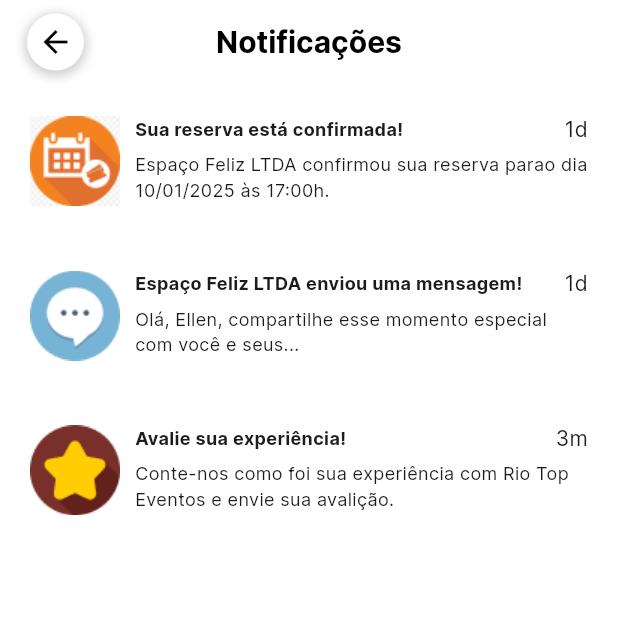
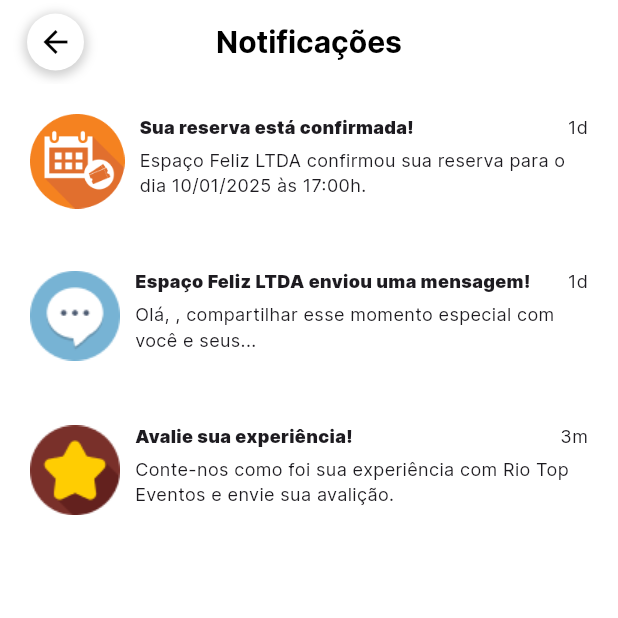
Before and after one commit to rodrigoaugusto99/git_flutter_festou, a Flutter app: the NotificacoesPage screen opened directly, on a phone screen of 412 x 824 dp, the top half of it. Run offline on Flutter 3.47's test engine with Material 3 defaults, Android fonts, the phone set to English and light mode, and no system bars; our stand-ins replace animate_do, calendar_date_picker2, carousel_slider, cloud_firestore, emoji_picker_flutter, firebase_auth and 20 more; missing offline and left inert: image_painter, search_cep, social_share, svg_flutter, validatorless; accounts and stored records are empty; generated files the repository leaves out were written again; network calls fail; project files that could hold a hidden picture were left out.

Commit message:
https://festou.atlassian.net/browse/FESTOU-157 - Ajuste da tela Notificação e em fontes

```diff
--- a/lib/src/features/space card/widgets/chat_page.dart
+++ b/lib/src/features/space card/widgets/chat_page.dart
@@ -304,8 +304,7 @@ class _ChatPageState extends State<ChatPage> {
                     child: Text(
                       snapshot.data ?? 'Usuário',
                       style: const TextStyle(
-                          fontWeight: FontWeight.w900,
-                          fontFamily: 'InterVariable'),
+                          fontWeight: FontWeight.bold, fontFamily: 'Inter'),
                       textAlign: TextAlign.center,
                       overflow: TextOverflow.ellipsis,
                     ),
--- a/lib/src/features/space card/widgets/notificacoes_page.dart
+++ b/lib/src/features/space card/widgets/notificacoes_page.dart
@@ -1,4 +1,6 @@
 import 'package:flutter/material.dart';
+import 'package:git_flutter_festou/src/models/user_model.dart';
+import 'package:git_flutter_festou/src/services/user_service.dart';
 
 class NotificacoesPage extends StatelessWidget {
   const NotificacoesPage({super.key});
@@ -11,7 +13,6 @@ class NotificacoesPage extends StatelessWidget {
           padding: const EdgeInsets.only(left: 18.0),
           child: Container(
             decoration: BoxDecoration(
-                //color: Colors.white.withOpacity(0.7),
               color: Colors.white,
               shape: BoxShape.circle,
               boxShadow: [
@@ -19,7 +20,7 @@ class NotificacoesPage extends StatelessWidget {
                   color: Colors.grey.withOpacity(0.5),
                   spreadRadius: 2,
                   blurRadius: 5,
-                    offset: const Offset(0, 2), // changes position of shadow
+                  offset: const Offset(0, 2),
                 ),
               ],
             ),
@@ -36,28 +37,42 @@ class NotificacoesPage extends StatelessWidget {
         title: const Text(
           'Notificações',
           style: TextStyle(
-                fontSize: 20, fontWeight: FontWeight.bold, color: Colors.black),
+            fontSize: 20,
+            fontWeight: FontWeight.bold,
+            color: Colors.black,
+          ),
         ),
         elevation: 0,
         backgroundColor: Colors.white,
       ),
-        body: const Column(
+      body: FutureBuilder<UserModel?>(
+        future: UserService().getCurrentUserModel(),
+        builder: (context, snapshot) {
+          if (snapshot.connectionState == ConnectionState.waiting) {
+            return const Center(child: CircularProgressIndicator());
+          } else if (snapshot.hasError) {
+            return const Center(child: Text('Error loading user'));
+          } else if (!snapshot.hasData || snapshot.data == null) {
+            return const Center(child: Text('User not found'));
+          } else {
+            UserModel userModel = snapshot.data!;
+            return Column(
               children: [
-            NotificacoesWidget(
+                const NotificacoesWidget(
                   path: 'lib/assets/images/image 14not1.png',
                   text1: 'Sua reserva está confirmada!',
                   text2:
-                  'Espaço Feliz LTDA confirmou sua reserva parao dia 10/01/2025 às 17:00h.',
+                      'Espaço Feliz LTDA confirmou sua reserva para o dia 10/01/2025 às 17:00h.',
                   time: '1d',
                 ),
                 NotificacoesWidget(
                   path: 'lib/assets/images/image 15not2.png',
                   text1: 'Espaço Feliz LTDA enviou uma mensagem!',
                   text2:
-                  'Olá, Ellen, compartilhe esse momento especial com você e seus...',
+                      'Olá, ${userModel.name.split(' ').first}, compartilhar esse momento especial com você e seus...',
                   time: '1d',
                 ),
-            NotificacoesWidget(
+                const NotificacoesWidget(
                   path: 'lib/assets/images/image 16nor3.png',
                   text1: 'Avalie sua experiência!',
                   text2:
@@ -65,7 +80,11 @@ class NotificacoesPage extends StatelessWidget {
                   time: '3m',
                 ),
               ],
-        ));
+            );
+          }
+        },
+      ),
+    );
   }
 }
 
@@ -90,9 +109,7 @@ class NotificacoesWidget extends StatelessWidget {
       child: Row(
         children: [
           Image.asset(path),
-          const SizedBox(
-            width: 10,
-          ),
+          const SizedBox(width: 10),
           Expanded(
             child: Column(
               crossAxisAlignment: CrossAxisAlignment.start,
@@ -102,17 +119,16 @@ class NotificacoesWidget extends StatelessWidget {
                     Text(
                       text1,
                       style: const TextStyle(
+                        fontFamily: 'Inter',
                         fontSize: 12,
-                        fontWeight: FontWeight.w700,
+                        fontWeight: FontWeight.w900,
                       ),
                     ),
                     const Spacer(),
-                    Text(time),
+                    Text(time, style: const TextStyle(fontSize: 12)),
                   ],
                 ),
-                const SizedBox(
-                  height: 5,
-                ),
+                const SizedBox(height: 5),
                 Text(
                   text2,
                   style: const TextStyle(
@@ -122,7 +138,7 @@ class NotificacoesWidget extends StatelessWidget {
                 ),
               ],
             ),
-          )
+          ),
         ],
       ),
     );
```
Also changed, not shown: pubspec.yaml (+9 -5 lines), lib/assets/fonts/Inter-Black.ttf (added), lib/assets/fonts/Inter-Bold.ttf (added), lib/assets/fonts/Inter-ExtraBold.ttf (added), lib/assets/fonts/Inter-ExtraLight.ttf (added), lib/assets/fonts/Inter-Light.ttf (added), lib/assets/fonts/Inter-Medium.ttf (added), lib/assets/fonts/Inter-Regular.ttf (added), lib/assets/fonts/Inter-SemiBold.ttf (added), lib/assets/fonts/Inter-Thin.ttf (added), lib/assets/images/image 14not1.png. Lines whose indentation alone changed are shown as unchanged.
